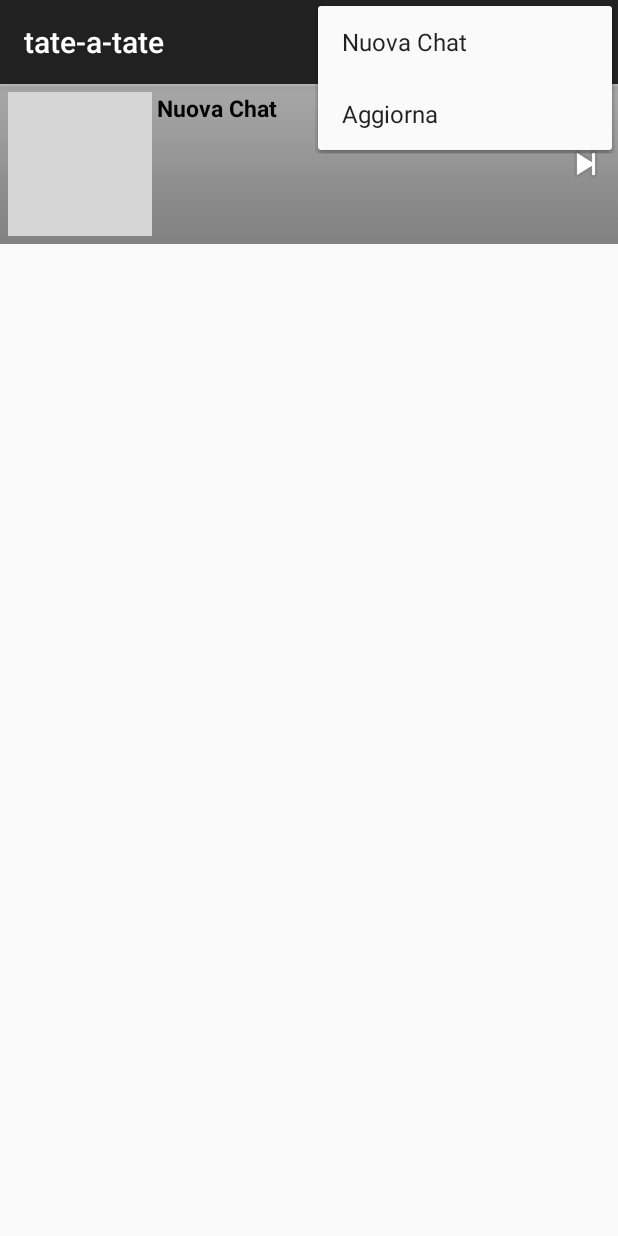
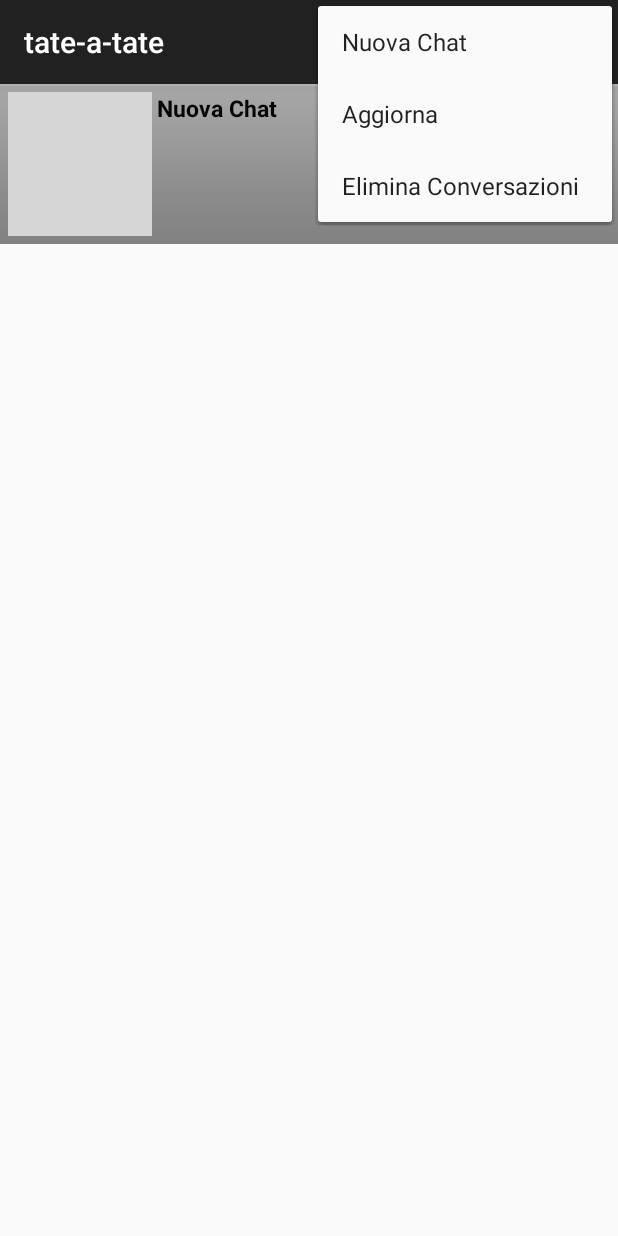
Before and after one commit to SalvatoreTatanka056/tate-a-tate, an Android app: the screen it shows after launch (ListaUtenti), with the options menu open, on a phone screen of 412 x 824 dp. Run offline under Robolectric (Android 15) with nearby library versions, the phone set to English and light mode, and no system bars; Roboto replaces fonts that are not available here; grey boxes are pictures that could not be loaded.

Commit message:
20211111

```diff
--- a/app/src/main/res/menu/menu_list.xml
+++ b/app/src/main/res/menu/menu_list.xml
@@ -1,11 +1,14 @@
 <menu xmlns:android="http://schemas.android.com/apk/res/android"
     xmlns:app="http://schemas.android.com/apk/res-auto"
-    xmlns:tools="http://schemas.android.com/tools"
-    tools:context="com.chatlayoutexample.ListaUtenti">
-<item
-android:id="@+id/MENU_1"
-android:title="Nuova Chat"/>
-<item
-android:id="@+id/MENU_2"
-android:title="Aggiorna"/>
+    xmlns:tools="http://schemas.android.com/tools">
+    <item
+        android:id="@+id/MENU_1"
+        android:title="Nuova Chat" />
+    <item
+        android:id="@+id/MENU_2"
+        android:title="Aggiorna" />
+
+    <item
+        android:id="@+id/MENU_3"
+        android:title="Elimina Conversazioni" />
 </menu>
```
Also changed, not shown: app/src/main/java/com/chatlayoutexample/ListaUtenti.java (+39 -0 lines).
